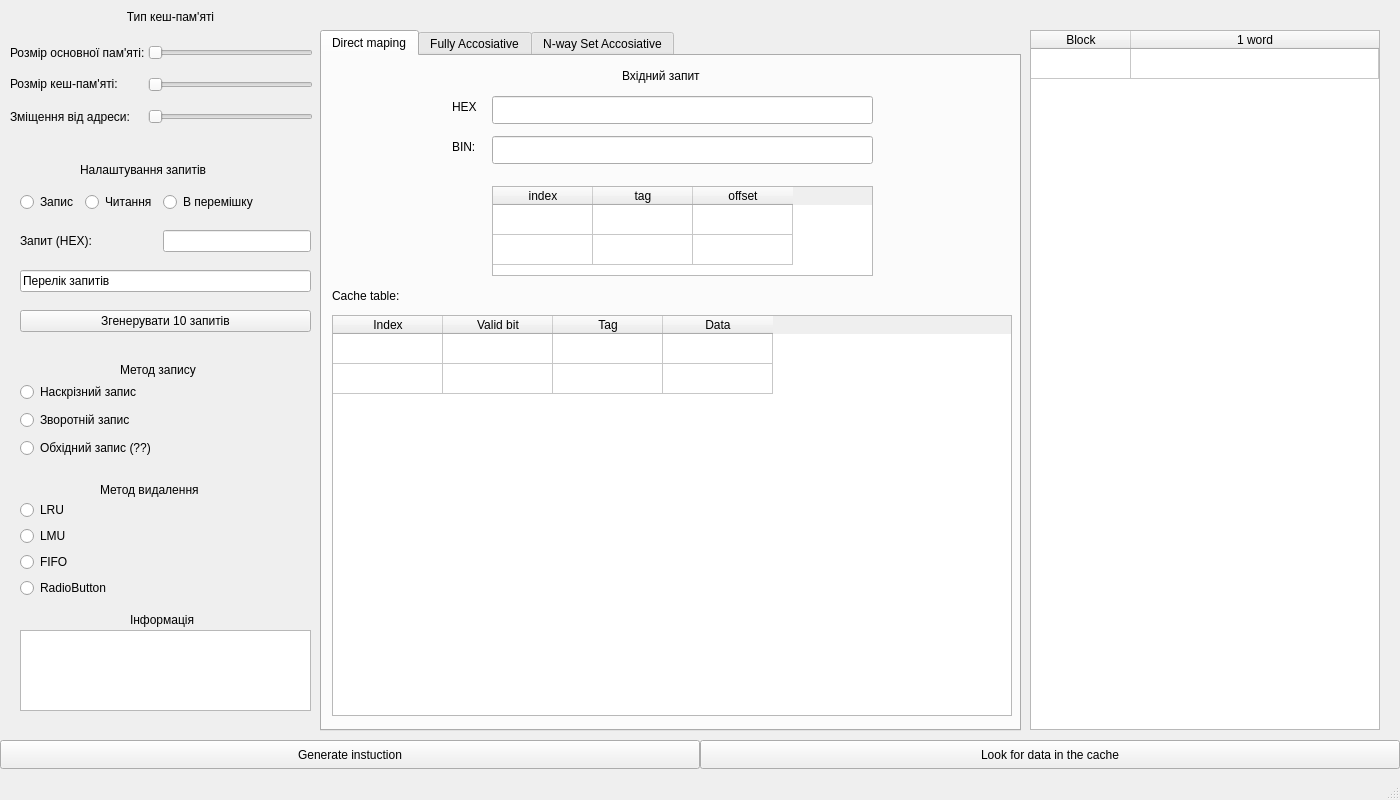
The window that mainwindow.ui (MrSal0/cache_emulator) describes before a commit, drawn with Qt 5.
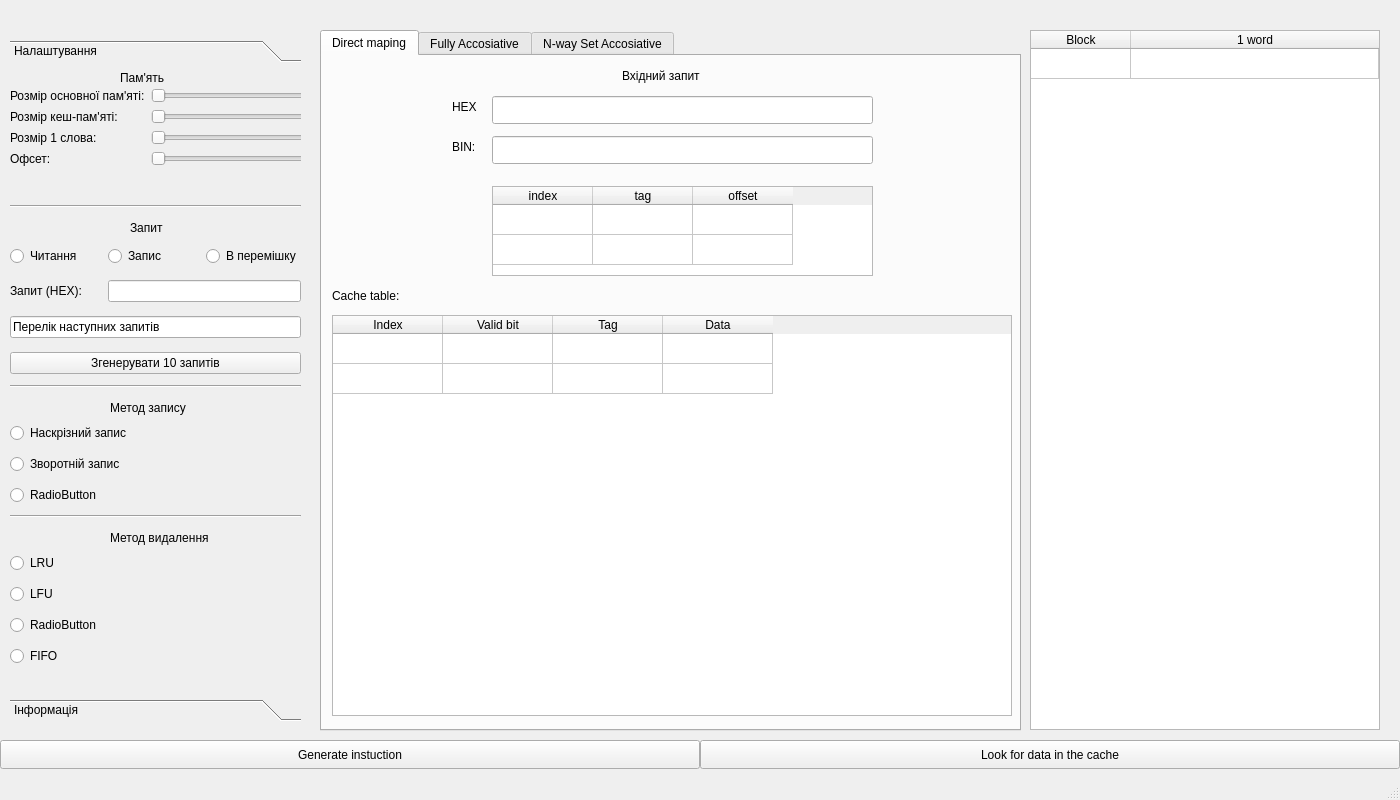
The same window after the commit.

Commit message: Cache widget info, part 2

The edit to the form file:
```diff
--- a/mainwindow.ui
+++ b/mainwindow.ui
@@ -353,57 +353,72 @@
      <string>Look for data in the cache</string>
     </property>
    </widget>
-   <widget class="QWidget" name="formLayoutWidget">
+   <widget class="QToolBox" name="toolB_info">
     <property name="geometry">
      <rect>
       <x>10</x>
-      <y>30</y>
-      <width>303</width>
-      <height>111</height>
+      <y>40</y>
+      <width>291</width>
+      <height>681</height>
      </rect>
     </property>
-    <layout class="QGridLayout" name="gridLayout_2">
-     <property name="horizontalSpacing">
-      <number>3</number>
-     </property>
-     <property name="verticalSpacing">
-      <number>2</number>
+    <property name="currentIndex">
+     <number>0</number>
+    </property>
+    <widget class="QWidget" name="page_cache_settings">
+     <property name="geometry">
+      <rect>
+       <x>0</x>
+       <y>0</y>
+       <width>291</width>
+       <height>611</height>
+      </rect>
      </property>
+     <attribute name="label">
+      <string>Налаштування</string>
+     </attribute>
+     <widget class="QWidget" name="formLayoutWidget">
+      <property name="geometry">
+       <rect>
+        <x>0</x>
+        <y>20</y>
+        <width>318</width>
+        <height>113</height>
+       </rect>
+      </property>
+      <layout class="QFormLayout" name="fLayout_mem_settings">
      <item row="0" column="0">
-      <widget class="QLabel" name="label_6">
+        <widget class="QLabel" name="label">
        <property name="text">
         <string>Розмір основної пам'яті:</string>
        </property>
       </widget>
      </item>
+       <item row="0" column="1">
+        <widget class="QSlider" name="horizontalSlider">
+         <property name="orientation">
+          <enum>Qt::Horizontal</enum>
+         </property>
+        </widget>
+       </item>
      <item row="1" column="0">
       <widget class="QLabel" name="label_5">
        <property name="text">
         <string>Розмір кеш-пам'яті:</string>
        </property>
-       <property name="alignment">
-        <set>Qt::AlignLeading|Qt::AlignLeft|Qt::AlignTop</set>
+        </widget>
+       </item>
+       <item row="1" column="1">
+        <widget class="QSlider" name="horizontalSlider_2">
+         <property name="orientation">
+          <enum>Qt::Horizontal</enum>
        </property>
       </widget>
      </item>
      <item row="2" column="0">
       <widget class="QLabel" name="label_7">
        <property name="text">
-        <string>Зміщення від адреси:</string>
-       </property>
-      </widget>
-     </item>
-     <item row="0" column="1">
-      <widget class="QSlider" name="horizontalSlider">
-       <property name="orientation">
-        <enum>Qt::Horizontal</enum>
-       </property>
-      </widget>
-     </item>
-     <item row="1" column="1">
-      <widget class="QSlider" name="horizontalSlider_2">
-       <property name="orientation">
-        <enum>Qt::Horizontal</enum>
+          <string>Розмір 1 слова:</string>
        </property>
       </widget>
      </item>
@@ -414,118 +429,114 @@
        </property>
       </widget>
      </item>
-    </layout>
-   </widget>
-   <widget class="QLabel" name="label">
+       <item row="3" column="0">
+        <widget class="QLabel" name="label_6">
+         <property name="text">
+          <string>Офсет:</string>
+         </property>
+        </widget>
+       </item>
+       <item row="3" column="1">
+        <widget class="QSlider" name="horizontalSlider_4">
+         <property name="orientation">
+          <enum>Qt::Horizontal</enum>
+         </property>
+        </widget>
+       </item>
+      </layout>
+     </widget>
+     <widget class="QLabel" name="label_8">
     <property name="geometry">
      <rect>
       <x>110</x>
-      <y>10</y>
-      <width>121</width>
-      <height>21</height>
-     </rect>
-    </property>
-    <property name="layoutDirection">
-     <enum>Qt::LeftToRight</enum>
-    </property>
+        <y>0</y>
+        <width>55</width>
+        <height>20</height>
+       </rect>
+      </property>
     <property name="text">
-     <string>Тип кеш-пам'яті</string>
-    </property>
-    <property name="alignment">
-     <set>Qt::AlignHCenter|Qt::AlignTop</set>
-    </property>
-   </widget>
-   <widget class="QWidget" name="gridLayoutWidget">
-    <property name="geometry">
-     <rect>
-      <x>20</x>
-      <y>180</y>
-      <width>291</width>
-      <height>167</height>
-     </rect>
-    </property>
-    <layout class="QGridLayout" name="gridLayout">
-     <property name="sizeConstraint">
-      <enum>QLayout::SetDefaultConstraint</enum>
-     </property>
-     <item row="3" column="0" colspan="3">
-      <widget class="QLineEdit" name="lineEdit_6">
-       <property name="text">
-        <string>Перелік запитів</string>
-       </property>
-       <property name="readOnly">
-        <bool>true</bool>
-       </property>
-      </widget>
-     </item>
-     <item row="2" column="0" colspan="2">
+       <string>Пам'ять</string>
+      </property>
+     </widget>
       <widget class="QLabel" name="label_9">
-       <property name="text">
-        <string>Запит (HEX):</string>
-       </property>
-      </widget>
-     </item>
-     <item row="2" column="2">
-      <widget class="QLineEdit" name="lineEdit_4"/>
-     </item>
-     <item row="0" column="2">
-      <widget class="QRadioButton" name="radioButton_8">
-       <property name="contextMenuPolicy">
-        <enum>Qt::PreventContextMenu</enum>
-       </property>
+      <property name="geometry">
+       <rect>
+        <x>120</x>
+        <y>150</y>
+        <width>63</width>
+        <height>20</height>
+       </rect>
+      </property>
        <property name="text">
-        <string>В перемішку</string>
-       </property>
-      </widget>
+       <string>Запит</string>
+      </property>
+     </widget>
+     <widget class="QWidget" name="gridLayoutWidget">
+      <property name="geometry">
+       <rect>
+        <x>0</x>
+        <y>170</y>
+        <width>291</width>
+        <height>144</height>
+       </rect>
+      </property>
+      <layout class="QGridLayout" name="gLayout_instr_settings">
+       <item row="1" column="1" colspan="2">
+        <widget class="QLineEdit" name="lineEdit"/>
      </item>
      <item row="0" column="1">
       <widget class="QRadioButton" name="radioButton_2">
-       <property name="contextMenuPolicy">
-        <enum>Qt::PreventContextMenu</enum>
-       </property>
+         <property name="text">
+          <string>Запис</string>
+         </property>
+        </widget>
+       </item>
+       <item row="0" column="0">
+        <widget class="QRadioButton" name="radioButton">
        <property name="text">
         <string>Читання</string>
        </property>
       </widget>
      </item>
-     <item row="4" column="0" colspan="3">
+       <item row="3" column="0" colspan="3">
       <widget class="QPushButton" name="pushButton">
        <property name="text">
         <string>Згенерувати 10 запитів</string>
        </property>
       </widget>
      </item>
-     <item row="0" column="0">
-      <widget class="QRadioButton" name="radioButton">
-       <property name="contextMenuPolicy">
-        <enum>Qt::PreventContextMenu</enum>
-       </property>
+       <item row="2" column="0" colspan="3">
+        <widget class="QLineEdit" name="lineEdit_2">
        <property name="text">
-        <string>Запис</string>
+          <string>Перелік наступних запитів</string>
+         </property>
+         <property name="readOnly">
+          <bool>false</bool>
        </property>
       </widget>
      </item>
-    </layout>
-   </widget>
-   <widget class="QLabel" name="label_8">
-    <property name="geometry">
-     <rect>
-      <x>80</x>
-      <y>160</y>
-      <width>191</width>
-      <height>20</height>
-     </rect>
-    </property>
-    <property name="text">
-     <string>Налаштування запитів</string>
-    </property>
-   </widget>
+       <item row="1" column="0">
    <widget class="QLabel" name="label_10">
+         <property name="text">
+          <string>Запит (HEX):</string>
+         </property>
+        </widget>
+       </item>
+       <item row="0" column="2">
+        <widget class="QRadioButton" name="radioButton_3">
+         <property name="text">
+          <string>В перемішку</string>
+         </property>
+        </widget>
+       </item>
+      </layout>
+     </widget>
+     <widget class="QLabel" name="label_11">
     <property name="geometry">
      <rect>
-      <x>120</x>
-      <y>360</y>
-      <width>101</width>
+        <x>100</x>
+        <y>330</y>
+        <width>111</width>
       <height>20</height>
      </rect>
     </property>
@@ -536,64 +547,41 @@
    <widget class="QWidget" name="verticalLayoutWidget">
     <property name="geometry">
      <rect>
-      <x>20</x>
-      <y>380</y>
+        <x>0</x>
+        <y>350</y>
       <width>291</width>
-      <height>81</height>
-     </rect>
-    </property>
-    <layout class="QVBoxLayout" name="verticalLayout">
+        <height>94</height>
+       </rect>
+      </property>
+      <layout class="QVBoxLayout" name="vLayout_record_methods">
      <item>
-      <widget class="QRadioButton" name="radioButton_5">
+        <widget class="QRadioButton" name="radioButton_4">
        <property name="text">
         <string>Наскрізний запис</string>
        </property>
       </widget>
      </item>
      <item>
-      <widget class="QRadioButton" name="radioButton_6">
+        <widget class="QRadioButton" name="radioButton_5">
        <property name="text">
         <string>Зворотній запис</string>
        </property>
       </widget>
      </item>
      <item>
-      <widget class="QRadioButton" name="radioButton_7">
+        <widget class="QRadioButton" name="radioButton_6">
        <property name="text">
-        <string>Обхідний запис (??)</string>
+          <string>RadioButton</string>
        </property>
       </widget>
      </item>
     </layout>
    </widget>
-   <widget class="QTextEdit" name="textEdit">
-    <property name="geometry">
-     <rect>
-      <x>20</x>
-      <y>630</y>
-      <width>291</width>
-      <height>81</height>
-     </rect>
-    </property>
-   </widget>
    <widget class="QLabel" name="label_12">
     <property name="geometry">
      <rect>
-      <x>130</x>
-      <y>610</y>
-      <width>81</width>
-      <height>20</height>
-     </rect>
-    </property>
-    <property name="text">
-     <string>Інформація </string>
-    </property>
-   </widget>
-   <widget class="QLabel" name="label_13">
-    <property name="geometry">
-     <rect>
       <x>100</x>
-      <y>480</y>
+        <y>460</y>
       <width>131</width>
       <height>20</height>
      </rect>
@@ -605,31 +593,24 @@
    <widget class="QWidget" name="verticalLayoutWidget_2">
     <property name="geometry">
      <rect>
-      <x>20</x>
-      <y>500</y>
+        <x>0</x>
+        <y>480</y>
       <width>291</width>
-      <height>101</height>
-     </rect>
-    </property>
-    <layout class="QVBoxLayout" name="verticalLayout_2">
+        <height>127</height>
+       </rect>
+      </property>
+      <layout class="QVBoxLayout" name="vLayout_del_methods">
      <item>
-      <widget class="QRadioButton" name="radioButton_9">
+        <widget class="QRadioButton" name="radioButton_8">
        <property name="text">
         <string>LRU</string>
        </property>
       </widget>
      </item>
      <item>
-      <widget class="QRadioButton" name="radioButton_12">
+        <widget class="QRadioButton" name="radioButton_9">
        <property name="text">
-        <string>LMU</string>
-       </property>
-      </widget>
-     </item>
-     <item>
-      <widget class="QRadioButton" name="radioButton_11">
-       <property name="text">
-        <string>FIFO</string>
+          <string>LFU</string>
        </property>
       </widget>
      </item>
@@ -640,7 +621,131 @@
        </property>
       </widget>
      </item>
-    </layout>
+       <item>
+        <widget class="QRadioButton" name="radioButton_7">
+         <property name="text">
+          <string>FIFO</string>
+         </property>
+        </widget>
+       </item>
+      </layout>
+     </widget>
+     <widget class="Line" name="line">
+      <property name="geometry">
+       <rect>
+        <x>0</x>
+        <y>130</y>
+        <width>291</width>
+        <height>16</height>
+       </rect>
+      </property>
+      <property name="orientation">
+       <enum>Qt::Horizontal</enum>
+      </property>
+     </widget>
+     <widget class="Line" name="line_2">
+      <property name="geometry">
+       <rect>
+        <x>0</x>
+        <y>310</y>
+        <width>291</width>
+        <height>16</height>
+       </rect>
+      </property>
+      <property name="orientation">
+       <enum>Qt::Horizontal</enum>
+      </property>
+     </widget>
+     <widget class="Line" name="line_3">
+      <property name="geometry">
+       <rect>
+        <x>0</x>
+        <y>440</y>
+        <width>291</width>
+        <height>16</height>
+       </rect>
+      </property>
+      <property name="orientation">
+       <enum>Qt::Horizontal</enum>
+      </property>
+     </widget>
+    </widget>
+    <widget class="QWidget" name="page_proccess_info">
+     <property name="geometry">
+      <rect>
+       <x>0</x>
+       <y>0</y>
+       <width>291</width>
+       <height>611</height>
+      </rect>
+     </property>
+     <attribute name="label">
+      <string>Інформація</string>
+     </attribute>
+     <widget class="QTextEdit" name="textEdit">
+      <property name="geometry">
+       <rect>
+        <x>0</x>
+        <y>0</y>
+        <width>281</width>
+        <height>171</height>
+       </rect>
+      </property>
+     </widget>
+     <widget class="QLabel" name="label_13">
+      <property name="geometry">
+       <rect>
+        <x>110</x>
+        <y>190</y>
+        <width>81</width>
+        <height>20</height>
+       </rect>
+      </property>
+      <property name="text">
+       <string>Статистика:</string>
+      </property>
+     </widget>
+     <widget class="QWidget" name="formLayoutWidget_2">
+      <property name="geometry">
+       <rect>
+        <x>0</x>
+        <y>210</y>
+        <width>281</width>
+        <height>71</height>
+       </rect>
+      </property>
+      <layout class="QFormLayout" name="formLayout_2">
+       <item row="0" column="0">
+        <widget class="QLabel" name="label_14">
+         <property name="text">
+          <string>Процент попадань: </string>
+         </property>
+        </widget>
+       </item>
+       <item row="1" column="0">
+        <widget class="QLabel" name="label_15">
+         <property name="text">
+          <string>Кількість звернень</string>
+         </property>
+        </widget>
+       </item>
+       <item row="0" column="1">
+        <widget class="QLineEdit" name="lineEdit_3">
+         <property name="readOnly">
+          <bool>true</bool>
+         </property>
+        </widget>
+       </item>
+       <item row="1" column="1">
+        <widget class="QLineEdit" name="lineEdit_4">
+         <property name="readOnly">
+          <bool>true</bool>
+         </property>
+        </widget>
+       </item>
+      </layout>
+     </widget>
+    </widget>
    </widget>
   </widget>
   <widget class="QStatusBar" name="statusbar"/>
```
Lines whose indentation alone changed are shown as unchanged. The commit also changes 9 other files.
